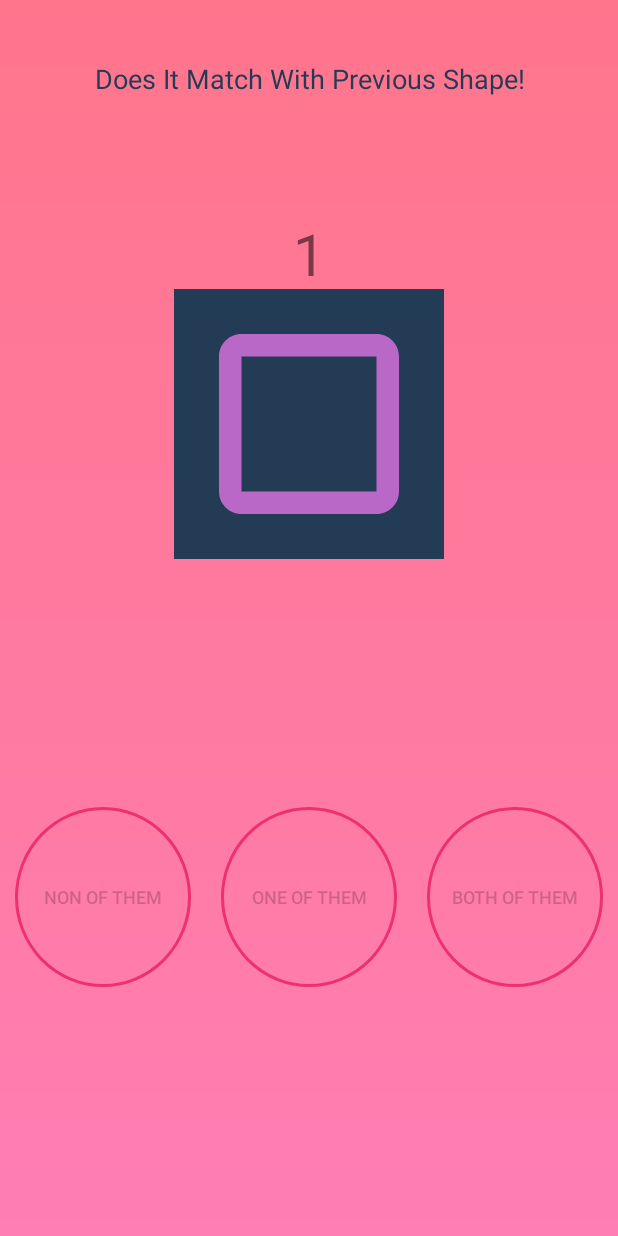
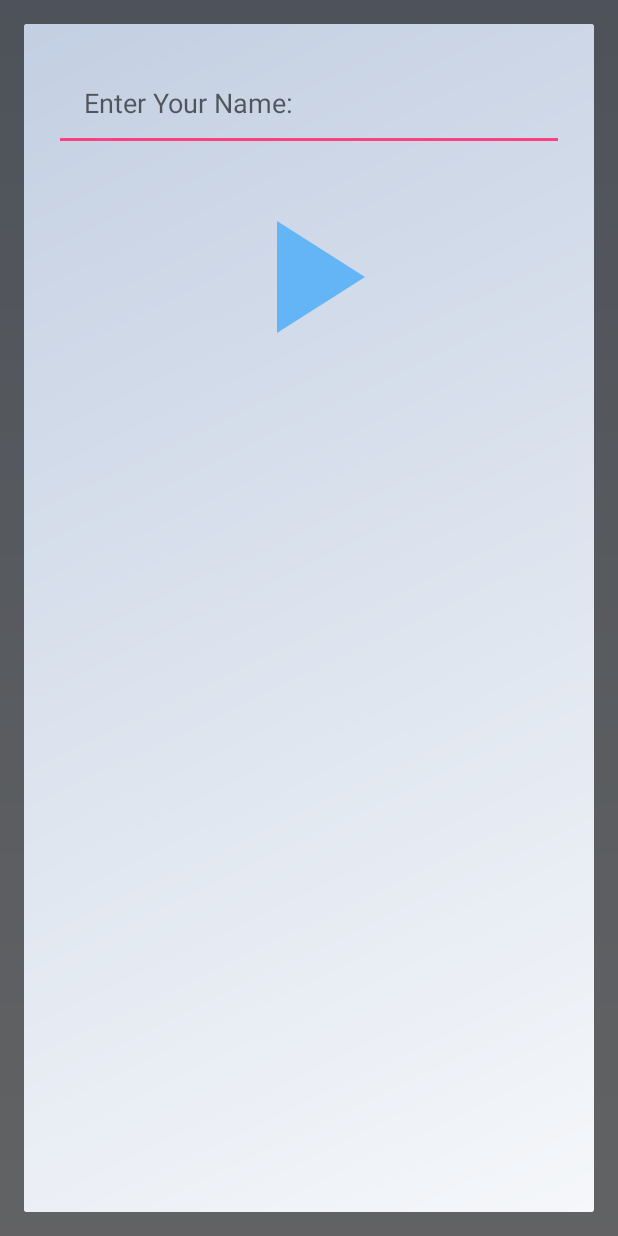
Before and after one commit to mabahmani/SWG, an Android app: the SpeedMatchActivity screen opened directly, with no data from a screen before it, after a tap on an icon or button, on a phone screen of 412 x 824 dp. Run offline under Robolectric (Android 15) with nearby library versions, the phone set to English and light mode, and no system bars.

Commit message:
Add CallBack Dialog

```diff
--- /dev/null
+++ b/app/src/main/java/com/mab/swg/GetNameDialog.java
@@ -0,0 +1,47 @@
+package com.mab.swg;
+
+import android.app.Dialog;
+import android.content.Context;
+import android.os.Bundle;
+import android.support.annotation.NonNull;
+import android.support.constraint.ConstraintLayout;
+import android.view.View;
+import android.widget.Button;
+import android.widget.EditText;
+
+public class GetNameDialog extends Dialog{
+    private Button startGame;
+    private EditText playerName;
+    private OnNameSelectedListener listener;
+
+    public GetNameDialog(@NonNull Context context,OnNameSelectedListener listener) {
+        super(context);
+
+        this.listener = listener;
+    }
+
+    @Override
+    protected void onCreate(Bundle savedInstanceState) {
+        super.onCreate(savedInstanceState);
+        setContentView(R.layout.dialog_get_name);
+        findViews();
+        setOnClicks();
+
+        getWindow().setLayout(ConstraintLayout.LayoutParams.MATCH_PARENT,ConstraintLayout.LayoutParams.MATCH_PARENT);
+    }
+
+    private void setOnClicks(){
+        startGame.setOnClickListener(new View.OnClickListener() {
+            @Override
+            public void onClick(View view) {
+                listener.OnNameSelected(playerName.getText().toString());
+                dismiss();
+            }
+        });
+    }
+
+    private void findViews(){
+        startGame = findViewById(R.id.start_game);
+        playerName = findViewById(R.id.your_name_et);
+    }
+}
--- /dev/null
+++ b/app/src/main/java/com/mab/swg/OnNameSelectedListener.java
@@ -0,0 +1,6 @@
+package com.mab.swg;
+
+public interface OnNameSelectedListener {
+
+    void OnNameSelected(String playerName);
+}
--- a/app/src/main/java/com/mab/swg/SpeedMatchActivity.java
+++ b/app/src/main/java/com/mab/swg/SpeedMatchActivity.java
@@ -2,6 +2,7 @@ package com.mab.swg;
 
 import android.support.v7.app.AppCompatActivity;
 import android.os.Bundle;
+import android.util.Log;
 import android.view.View;
 import android.widget.Button;
 import android.widget.ImageView;
@@ -22,16 +23,29 @@ public class SpeedMatchActivity extends AppCompatActivity {
         startGame.setOnClickListener(new View.OnClickListener() {
             @Override
             public void onClick(View view) {
-                SpeedMatchStartGameFragment speedMatchStartGameFragment = new SpeedMatchStartGameFragment();
-                getFragmentManager().beginTransaction()
-                        .add(R.id.sp_play_fragment,speedMatchStartGameFragment)
-                        .addToBackStack(null)
-                        .commit();
+                GetNameDialog getNameDialog = new GetNameDialog(
+                        SpeedMatchActivity.this,
+                        new OnNameSelectedListener() {
+                            @Override
+                            public void OnNameSelected(String playerName) {
+                                Log.d("Tag",playerName);
+
+                                SpeedMatchStartGameFragment speedMatchStartGameFragment = new SpeedMatchStartGameFragment();
+                                getFragmentManager().beginTransaction()
+                                        .add(R.id.sp_play_fragment,speedMatchStartGameFragment)
+                                        .addToBackStack(null)
+                                        .commit();
+                            }
+                        }
+                );
+                getNameDialog.show();
+
             }
         });
     }
 
     private void findViews(){
+
         startGame = findViewById(R.id.sp_play_icon);
     }
 }
--- /dev/null
+++ b/app/src/main/res/drawable/get_name_dialog_bg.xml
@@ -0,0 +1,8 @@
+<?xml version="1.0" encoding="utf-8"?>
+<shape xmlns:android="http://schemas.android.com/apk/res/android">
+    <gradient
+        android:angle="315"
+        android:startColor="@color/colorSaintPetersbergDark"
+        android:endColor="@color/colorSaintPetersbergLight"
+        />
+</shape>
--- /dev/null
+++ b/app/src/main/res/drawable/ic_play_arrow_black_24dp.xml
@@ -0,0 +1,5 @@
+<vector android:height="128dp" android:tint="#64B5F6"
+    android:viewportHeight="24.0" android:viewportWidth="24.0"
+    android:width="128dp" xmlns:android="http://schemas.android.com/apk/res/android">
+    <path android:fillColor="#FF000000" android:pathData="M8,5v14l11,-7z"/>
+</vector>
--- /dev/null
+++ b/app/src/main/res/layout/dialog_get_name.xml
@@ -0,0 +1,28 @@
+<?xml version="1.0" encoding="utf-8"?>
+<android.support.constraint.ConstraintLayout xmlns:android="http://schemas.android.com/apk/res/android"
+    android:layout_width="match_parent"
+    xmlns:app="http://schemas.android.com/apk/res-auto"
+    android:background="@drawable/get_name_dialog_bg"
+    android:layout_height="match_parent">
+
+    <EditText
+        android:id="@+id/your_name_et"
+        android:layout_width="0dp"
+        app:layout_constraintTop_toTopOf="parent"
+        app:layout_constraintLeft_toLeftOf="parent"
+        app:layout_constraintRight_toRightOf="parent"
+        android:padding="20dp"
+        android:layout_margin="20dp"
+        android:hint="@string/enter_your_name"
+        android:layout_height="wrap_content" />
+    <Button
+        android:id="@+id/start_game"
+        android:layout_width="128dp"
+        app:layout_constraintTop_toBottomOf="@id/your_name_et"
+        app:layout_constraintLeft_toLeftOf="parent"
+        app:layout_constraintRight_toRightOf="parent"
+        android:layout_marginTop="20dp"
+        android:background="@drawable/ic_play_arrow_black_24dp"
+        android:layout_height="128dp" />
+
+</android.support.constraint.ConstraintLayout>
--- a/app/src/main/res/values/strings.xml
+++ b/app/src/main/res/values/strings.xml
@@ -7,4 +7,6 @@
     <string name="one_of_them">one of them</string>
     <string name="both_of_them">both of them</string>
     <string name="your_score">Your Score: %d</string>
+    <string name="enter_your_name">Enter Your Name:</string>
+    <string name="confirm">Confirm</string>
 </resources>
```
